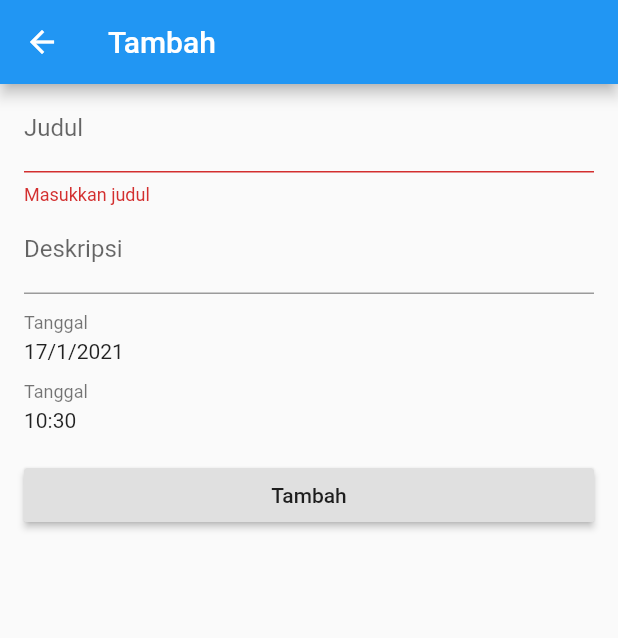
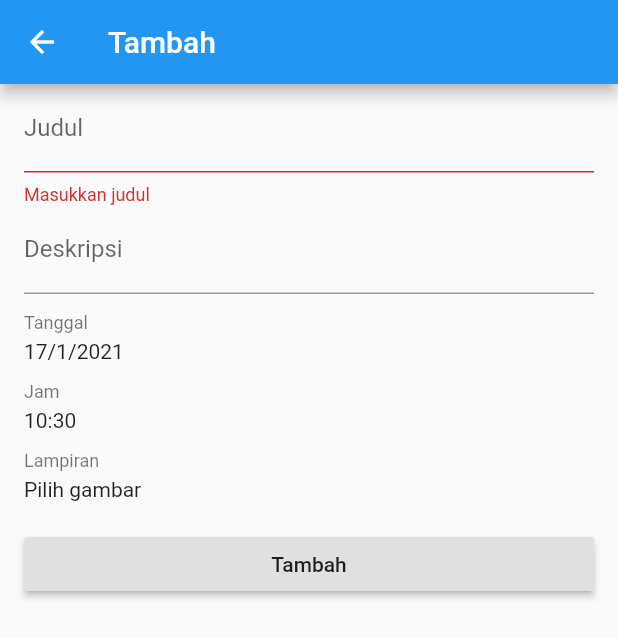
Before and after one commit to christiandoxa/todoapp_fsj, a Flutter app: the AddTaskScreen screen opened directly, after a tap on "Tambah", on a phone screen of 412 x 824 dp. Shown: the top 638 px of the screen. Run offline on Flutter 3.47's test engine with Material 2 defaults, Android fonts, the phone set to English and light mode, and no system bars; our stand-ins replace cloud_firestore, firebase_auth, firebase_core, firebase_storage, google_sign_in, image_picker; accounts and stored records are empty.

Commit message:
Upload image

```diff
--- a/lib/screens/add_task_screen.dart
+++ b/lib/screens/add_task_screen.dart
@@ -1,6 +1,10 @@
+import 'dart:io';
+
 import 'package:cloud_firestore/cloud_firestore.dart';
 import 'package:firebase_auth/firebase_auth.dart';
+import 'package:firebase_storage/firebase_storage.dart';
 import 'package:flutter/material.dart';
+import 'package:todoapp_fsj/helpers/firebase_storage.dart';
 import 'package:todoapp_fsj/widgets/task_form.dart';
 
 class AddTaskScreen extends StatefulWidget {
@@ -29,16 +33,23 @@ class _AddTaskScreenState extends State<AddTaskScreen> {
     super.dispose();
   }
 
-  void _onAddTask(Timestamp deadline) async {
+  void _onAddTask(Timestamp deadline, File file) async {
     if (!_loading && _formKey.currentState.validate()) {
       try {
         setState(() {
           _loading = true;
         });
+        String attachment;
+        if (file != null) {
+          UploadTask task = await uploadFile(file);
+          TaskSnapshot taskSnapshot = await task;
+          attachment = await taskSnapshot.ref.getDownloadURL();
+        }
         await tasks.add({
           "title": _titleController.text,
           "description": _descController.text,
           "deadline": deadline,
+          "attachment": attachment,
         });
         Navigator.of(context).pop();
       } catch (error) {
--- a/lib/screens/home_screen.dart
+++ b/lib/screens/home_screen.dart
@@ -78,6 +78,7 @@ class _HomeScreenState extends State<HomeScreen> {
           title: documentSnapshot.data()['title'],
           desc: documentSnapshot.data()['description'],
           deadline: documentSnapshot.data()['deadline'],
+          imageUrl: documentSnapshot.data()['attachment'],
         ),
       ),
     );
--- a/lib/widgets/task_form.dart
+++ b/lib/widgets/task_form.dart
@@ -1,14 +1,18 @@
+import 'dart:io';
+
 import 'package:cloud_firestore/cloud_firestore.dart';
 import 'package:flutter/material.dart';
+import 'package:image_picker/image_picker.dart';
 
 class TaskForm extends StatefulWidget {
   final GlobalKey<FormState> formKey;
   final TextEditingController titleController;
   final TextEditingController descController;
   final Timestamp deadline;
-  final Function(Timestamp deadline) onSubmit;
+  final Function(Timestamp deadline, File file) onSubmit;
   final bool loading;
   final String btnText;
+  final String imageUrl;
 
   const TaskForm({
     Key key,
@@ -19,6 +23,7 @@ class TaskForm extends StatefulWidget {
     @required this.onSubmit,
     @required this.loading,
     @required this.btnText,
+    this.imageUrl,
   }) : super(key: key);
 
   @override
@@ -26,6 +31,8 @@ class TaskForm extends StatefulWidget {
 }
 
 class _TaskFormState extends State<TaskForm> {
+  final _picker = ImagePicker();
+  File _image;
   Timestamp _deadline;
 
   @override
@@ -68,6 +75,16 @@ class _TaskFormState extends State<TaskForm> {
           selected.hour,
           selected.minute,
         ));
+      });
+    }
+  }
+
+  void _selectImage() async {
+    final pickedFile = await _picker.getImage(source: ImageSource.gallery);
+
+    if (pickedFile != null) {
+      setState(() {
+        _image = File(pickedFile.path);
       });
     }
   }
@@ -116,7 +133,7 @@ class _TaskFormState extends State<TaskForm> {
             Padding(
               padding: EdgeInsets.only(top: 12, bottom: 4),
               child: Text(
-                'Tanggal',
+                'Jam',
                 style: Theme.of(context).textTheme.caption,
               ),
             ),
@@ -127,12 +144,41 @@ class _TaskFormState extends State<TaskForm> {
                 child: Text('${_date.hour}:${_date.minute}'),
               ),
             ),
+            Padding(
+              padding: EdgeInsets.only(top: 12, bottom: 4),
+              child: Text(
+                'Lampiran',
+                style: Theme.of(context).textTheme.caption,
+              ),
+            ),
+            InkWell(
+              onTap: _selectImage,
+              child: SizedBox(
+                width: MediaQuery.of(context).size.width,
+                child: Text(_image == null ? 'Pilih gambar' : 'Ubah gambar'),
+              ),
+            ),
+            _image != null
+                ? Padding(
+                    padding: EdgeInsets.only(top: 8),
+                    child: Center(child: Image.file(_image, height: 200)),
+                  )
+                : SizedBox(),
+            _image == null && widget.imageUrl != null
+                ? Padding(
+                    padding: EdgeInsets.only(top: 8),
+                    child: Center(
+                      child: Image.network(widget.imageUrl, height: 200),
+                    ),
+                  )
+                : SizedBox(),
             SizedBox(height: 18),
             SizedBox(
               width: MediaQuery.of(context).size.width,
               child: RaisedButton(
-                onPressed:
-                    widget.loading ? null : () => widget.onSubmit(_deadline),
+                onPressed: widget.loading
+                    ? null
+                    : () => widget.onSubmit(_deadline, _image),
                 child: widget.loading
                     ? CircularProgressIndicator()
                     : Text(widget.btnText),
--- a/pubspec.yaml
+++ b/pubspec.yaml
@@ -28,6 +28,7 @@ dependencies:
   firebase_core: ^0.7.0
   firebase_storage: ^7.0.0
   google_sign_in: ^4.5.9
+  image_picker: ^0.6.7+21
 
 
   # The following adds the Cupertino Icons font to your application.
```
Also changed, not shown: lib/helpers/firebase_storage.dart (added, +27 -0 lines), lib/screens/edit_task_screen.dart (+17 -1 lines), pubspec.lock, 3 other files.
